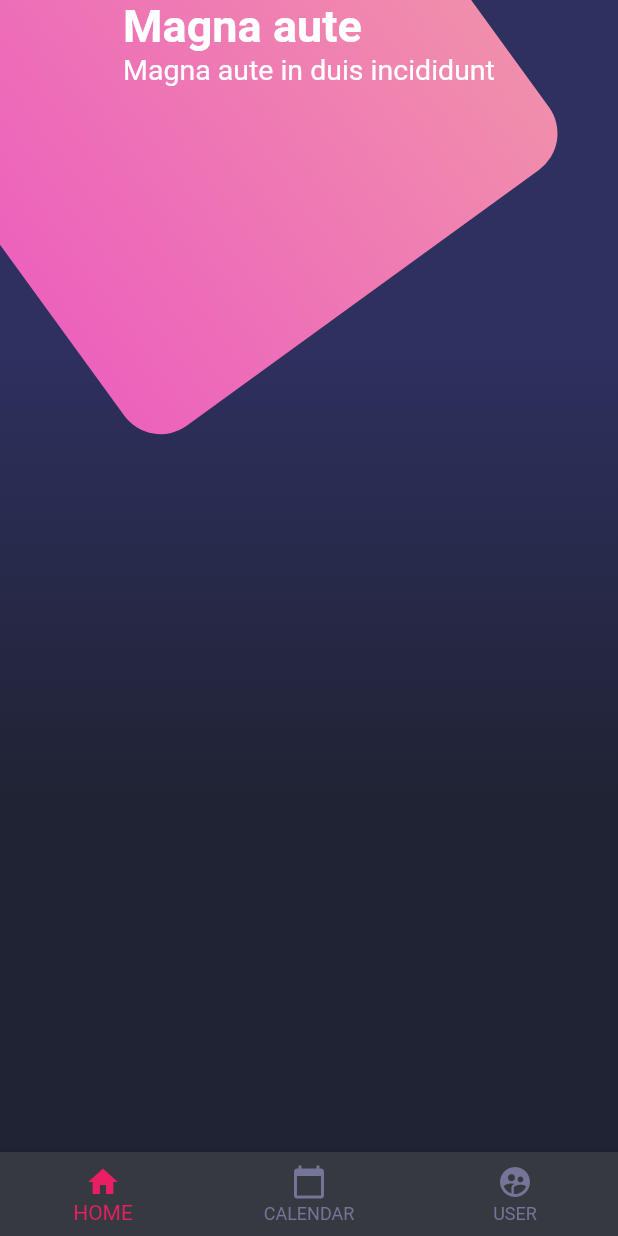
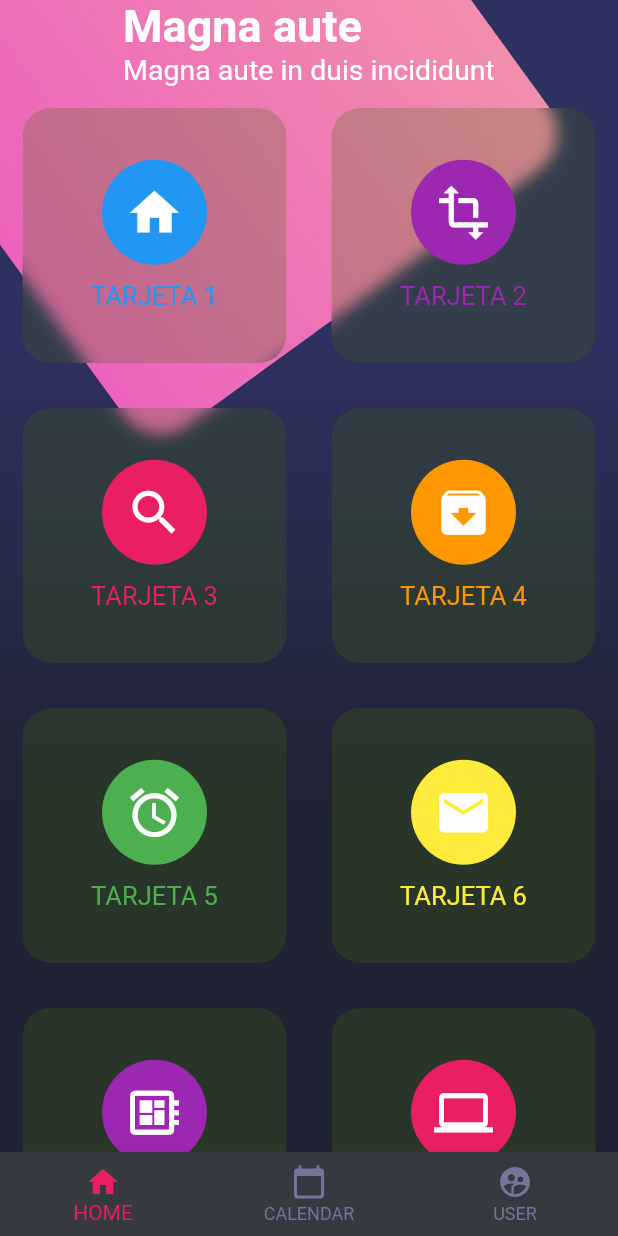
Before and after one commit to kaonashi-dev/flutter_basic_desing, a Flutter app: the screen it shows after launch, on a phone screen of 412 x 824 dp. Run offline on Flutter 3.47's test engine with Material 2 defaults, Android fonts, the phone set to English and light mode, and no system bars.

Commit message:
Cards, Blur, Tabs

```diff
--- a/lib/main.dart
+++ b/lib/main.dart
@@ -30,6 +30,8 @@ class MyApp extends StatelessWidget {
             const Locale('es', 'ES'),
          ],
 
+         theme: ThemeData.dark(),
+
          title: 'DISEÑOS',
          home: HomeScreeen(),
       );
--- a/lib/widget/cards_gradient_blur/card_table.dart
+++ b/lib/widget/cards_gradient_blur/card_table.dart
@@ -1,3 +1,5 @@
+import 'dart:ui';
+
 import 'package:flutter/material.dart';
 
 class CardTable extends StatelessWidget {
@@ -7,8 +9,26 @@ class CardTable extends StatelessWidget {
          children: [
             TableRow(
                children: [
-                  _SingleCard(),
-                  _SingleCard(),
+                  _SingleCard(icon: Icons.home, color: Colors.blue, text: 'TARJETA 1',),
+                  _SingleCard(icon: Icons.transform, color: Colors.purple, text: 'TARJETA 2',),
+               ],
+            ),
+            TableRow(
+               children: [
+                  _SingleCard(icon: Icons.search, color: Colors.pink, text: 'TARJETA 3',),
+                  _SingleCard(icon: Icons.archive, color: Colors.orange, text: 'TARJETA 4',),
+               ],
+            ),
+            TableRow(
+               children: [
+                  _SingleCard(icon: Icons.alarm, color: Colors.green, text: 'TARJETA 5',),
+                  _SingleCard(icon: Icons.local_post_office, color: Colors.yellow, text: 'TARJETA 6',),
+               ],
+            ),
+            TableRow(
+               children: [
+                  _SingleCard(icon: Icons.developer_board, color: Colors.purple, text: 'TARJETA 7',),
+                  _SingleCard(icon: Icons.computer, color: Colors.pink, text: 'TARJETA 8',),
                ],
             ),
          ],
@@ -18,10 +38,64 @@ class CardTable extends StatelessWidget {
 
 class _SingleCard extends StatelessWidget {
 
+   final IconData icon;
+   final Color color;
+   final String text;
+
+  const _SingleCard({required this.icon, required this.color, required this.text});
+
+   @override
+   Widget build(BuildContext context) {
+      return _Background(
+         child: Column(
+            mainAxisAlignment: MainAxisAlignment.center,
+            children: [
+               CircleAvatar(
+                  backgroundColor: color,
+                  foregroundColor: Colors.white,
+                  child: Icon(icon, size: 39,),
+                  radius: 35,
+               ),
+               SizedBox( height: 11, ),
+               Text(text, style: TextStyle( color: color, fontSize: 17 ),)
+            ],
+         )
+      );
+   }
+}
+
+class _Background extends StatelessWidget {
+
+   final Widget child;
+
+  const _Background({required this.child});
+
    @override
    Widget build(BuildContext context) {
       return Container(
-         child: null,
+         margin: EdgeInsets.all(15),
+         child: ClipRRect(
+            borderRadius: BorderRadius.circular(19),
+            child: BackdropFilter(
+               filter: ImageFilter.blur(
+                  sigmaX: 5,
+                  sigmaY: 5,
+               ),
+               child: Container(
+                  height: 170,
+                  decoration: boxDecoration(),
+                  child: this.child,
+               ),
+            ),
+         ),
       );
    }
+
+   BoxDecoration boxDecoration() {
+      return BoxDecoration(
+         color: Color.fromARGB(62, 66, 107, 7),
+         borderRadius: BorderRadius.circular(19)
+      );
+   }
+
 }
--- a/lib/widget/cards_gradient_blur/tabs.dart
+++ b/lib/widget/cards_gradient_blur/tabs.dart
@@ -1,9 +1,19 @@
 import 'package:flutter/material.dart';
 
-class Tabs extends StatelessWidget {
+class Tabs extends StatefulWidget{
+
+   @override
+   _Tabs createState() => _Tabs();
+
+}
+
+class _Tabs extends State<Tabs> {
+
+   int _selectedIndex = 0;
 
    @override
    Widget build(BuildContext context) {
+
       return BottomNavigationBar(
          backgroundColor: Color.fromRGBO(55, 57, 64, 1),
          selectedItemColor: Colors.pink,
@@ -23,7 +33,14 @@ class Tabs extends StatelessWidget {
                icon: Icon( Icons.supervised_user_circle_sharp ),
                label: 'USER'
             )
-         ]
+         ],
+         currentIndex: _selectedIndex,
+         onTap: (int index) {
+            setState(() {
+              _selectedIndex = index;
+            });
+         }
       );
    }
+
 }
```
